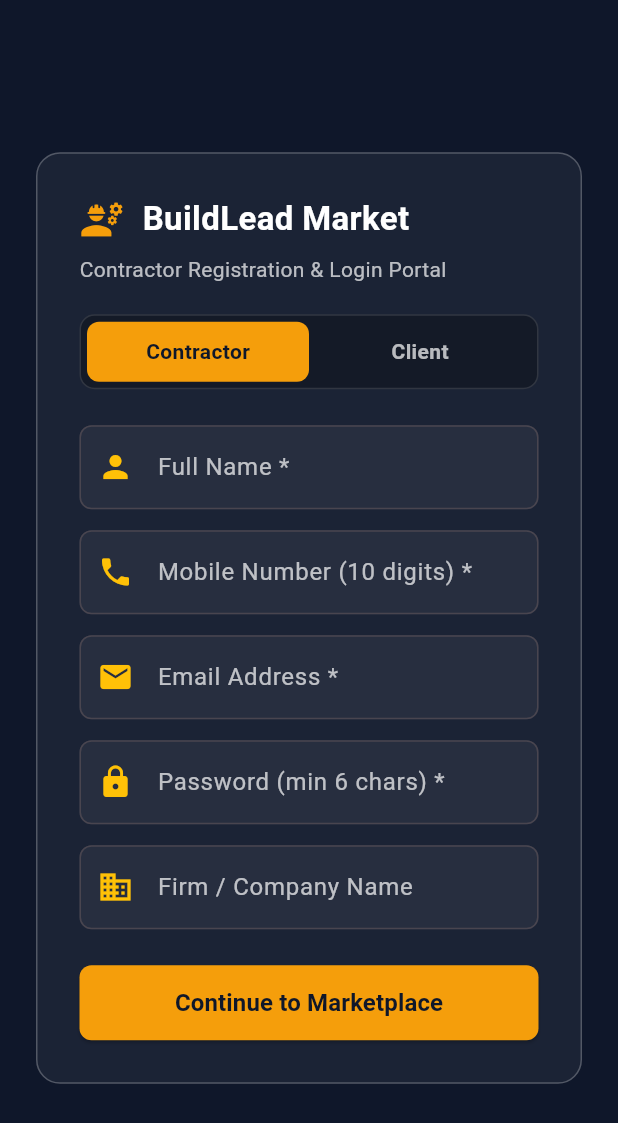
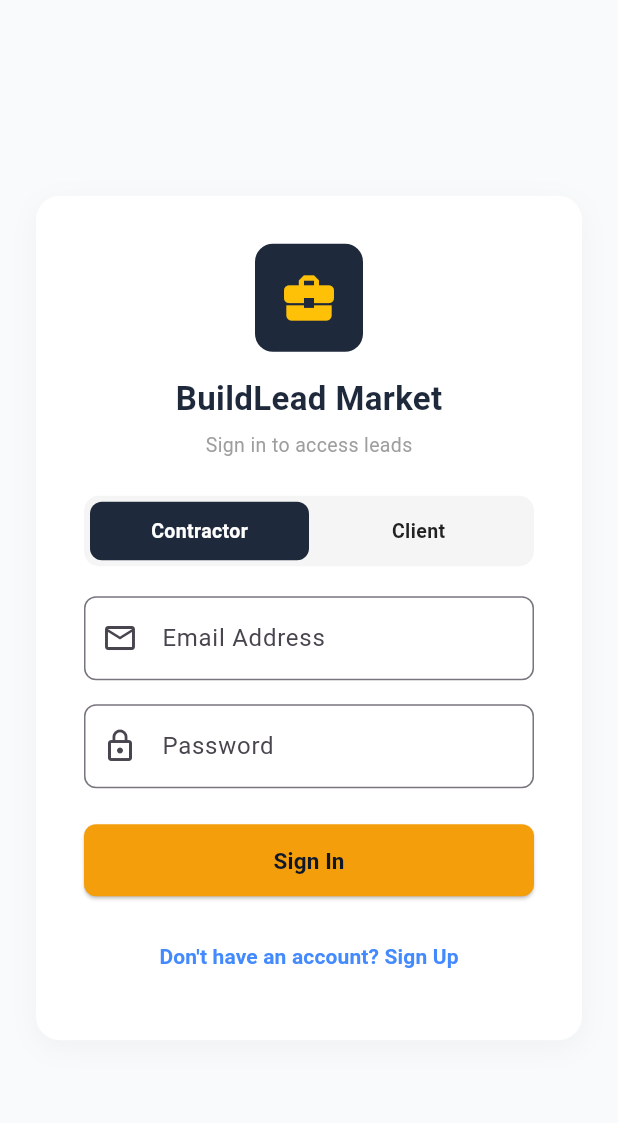
Before and after one commit to pritam543/build-lead-market, a Flutter app: the screen it shows after launch, on a phone screen of 412 x 824 dp. Shown: the top 1123 px of the screen. Run offline on Flutter 3.47's test engine with Material 3 defaults, Android fonts, the light colour scheme and no system bars; our stand-ins replace cloud_firestore, firebase_auth, firebase_core; accounts and stored records are empty.

Commit message:
Force full rewrite of login screen with role toggle

```diff
--- a/lib/screens/login_screen.dart
+++ b/lib/screens/login_screen.dart
@@ -1,123 +1,166 @@
 import 'package:flutter/material.dart';
-import 'package:flutter/services.dart';
 import 'package:firebase_auth/firebase_auth.dart';
 import 'package:cloud_firestore/cloud_firestore.dart';
-import '../models/lead_model.dart';
 
 class LoginScreen extends StatefulWidget {
   const LoginScreen({Key? key}) : super(key: key);
 
   @override
-  State<LoginScreen> createState() => _LoginScreenState();
+  State<LoginScreen> createState() => _$LoginScreenState();
 }
 
-class _LoginScreenState extends State<LoginScreen> {
-  final TextEditingController _nameController = TextEditingController();
-  final TextEditingController _phoneController = TextEditingController();
-  final TextEditingController _emailController = TextEditingController();
-  final TextEditingController _passwordController = TextEditingController();
-  final TextEditingController _firmController = TextEditingController();
-  final TextEditingController _adminPassController = TextEditingController();
+class _$LoginScreenState extends State<LoginScreen> {
+  final _emailController = TextEditingController();
+  final _passwordController = TextEditingController();
+  final _nameController = TextEditingController();
 
+  bool _isLoginMode = true;
   bool _isClientRole = false; // false = Contractor, true = Client
   bool _isLoading = false;
+
+  // Secret admin code trigger handler
   int _logoTapCount = 0;
-
-  // Secret Admin Dialog trigger on triple tap of logo
   void _handleLogoTap() {
     _logoTapCount++;
-    if (_logoTapCount >= 3) {
+    if (_logoTapCount >= 5) {
       _logoTapCount = 0;
-      _showAdminLoginDialog();
+      _showAdminPasswordDialog();
     }
   }
 
-  void _showAdminLoginDialog() {
+  void _showAdminPasswordDialog() {
+    final passController = TextEditingController();
     showDialog(
       context: context,
       builder: (context) => AlertDialog(
-        backgroundColor: const Color(0xFF1E293B),
-        title: const Text('Admin Confidential Access', style: TextStyle(color: Colors.white, fontSize: 16)),
+        title: const Text('Admin Records Access'),
         content: TextField(
-          controller: _adminPassController,
+          controller: passController,
           obscureText: true,
-          style: const TextStyle(color: Colors.white),
-          decoration: InputDecoration(
-            labelText: 'Enter Admin Passcode',
-            labelStyle: const TextStyle(color: Colors.white70),
-            border: OutlineInputBorder(borderRadius: BorderRadius.circular(8)),
-          ),
+          decoration: const InputDecoration(hintText: 'Enter Admin Password'),
         ),
         actions: [
-          TextButton(
-            onPressed: () => Navigator.pop(context),
-            child: const Text('Cancel', style: TextStyle(color: Colors.grey)),
-          ),
+          TextButton(onPressed: () => Navigator.pop(context), child: const Text('Cancel')),
           ElevatedButton(
-            style: ElevatedButton.styleFrom(backgroundColor: const Color(0xFFF59E0B)),
             onPressed: () {
-              if (_adminPassController.text.trim() == 'admin123') {
-                _adminPassController.clear();
+              if (passController.text == 'admin123') {
                 Navigator.pop(context);
                 Navigator.pushNamed(context, '/admin_records');
               } else {
+                Navigator.pop(context);
                 ScaffoldMessenger.of(context).showSnackBar(
-                  const SnackBar(content: Text('Incorrect Admin Passcode!')),
+                  const SnackBar(content: Text('Incorrect Admin Password!')),
                 );
               }
             },
-            child: const Text('Access Admin', style: TextStyle(color: Color(0xFF0F172A), fontWeight: FontWeight.bold)),
+            child: const Text('Login'),
           ),
         ],
       ),
     );
   }
 
+  Future<void> _submitAuth() async {
+    final email = _emailController.text.trim();
+    final password = _passwordController.text.trim();
+    final name = _nameController.text.trim();
+
+    if (email.isEmpty || password.isEmpty || (!_isLoginMode && name.isEmpty)) {
+      ScaffoldMessenger.of(context).showSnackBar(
+        const SnackBar(content: Text('Please fill all required fields!')),
+      );
+      return;
+    }
+
+    setState(() => _isLoading = true);
+
+    try {
+      if (_isLoginMode) {
+        // Sign In
+        await FirebaseAuth.instance.signInWithEmailAndPassword(email: email, password: password);
+      } else {
+        // Sign Up
+        UserCredential userCred = await FirebaseAuth.instance.createUserWithEmailAndPassword(
+          email: email,
+          password: password,
+        );
+
+        // Save user data to respective Firestore collection based on role
+        String collectionName = _isClientRole ? 'clients' : 'contractors';
+        await FirebaseFirestore.instance.collection(collectionName).doc(userCred.user!.uid).set({
+          'uid': userCred.user!.uid,
+          'name': name,
+          'email': email,
+          'role': _isClientRole ? 'Client' : 'Contractor',
+          'createdAt': Timestamp.now(),
+        });
+      }
+
+      if (!mounted) return;
+      Navigator.pushReplacementNamed(context, '/home');
+    } catch (e) {
+      ScaffoldMessenger.of(context).showSnackBar(
+        SnackBar(content: Text('Error: ${e.toString()}'), backgroundColor: Colors.red),
+      );
+    } finally {
+      if (mounted) setState(() => _isLoading = false);
+    }
+  }
+
   @override
   Widget build(BuildContext context) {
     return Scaffold(
-      backgroundColor: const Color(0xFF0F172A),
+      backgroundColor: const Color(0xFFF8FAFC),
       body: Center(
         child: SingleChildScrollView(
           padding: const EdgeInsets.all(24.0),
           child: Container(
-            constraints: const BoxConstraints(maxWidth: 450),
-            padding: const EdgeInsets.all(28),
+            constraints: const BoxConstraints(maxWidth: 420),
+            padding: const EdgeInsets.all(32),
             decoration: BoxDecoration(
-              color: Colors.white.withOpacity(0.05),
+              color: Colors.white,
               borderRadius: BorderRadius.circular(16),
-              border: Border.all(color: Colors.white24),
+              boxShadow: [
+                BoxShadow(
+                  color: Colors.grey.withOpacity(0.1),
+                  blurRadius: 15,
+                  offset: const Offset(0, 5),
+                ),
+              ],
             ),
             child: Column(
-              crossAxisAlignment: CrossAxisAlignment.start,
+              mainAxisSize: MainAxisSize.min,
               children: [
+                // Logo with Secret Tap Handler for Admin
                 GestureDetector(
                   onTap: _handleLogoTap,
-                  child: Row(
-                    children: [
-                      const Icon(Icons.engineering, color: Color(0xFFF59E0B), size: 30),
-                      const SizedBox(width: 12),
-                      const Text(
-                        'BuildLead Market',
-                        style: TextStyle(fontSize: 22, fontWeight: FontWeight.bold, color: Colors.white),
-                      ),
-                    ],
+                  child: Container(
+                    padding: const EdgeInsets.all(16),
+                    decoration: BoxDecoration(
+                      color: const Color(0xFF1E293B),
+                      borderRadius: BorderRadius.circular(12),
+                    ),
+                    child: const Icon(Icons.business_center, size: 40, color: Colors.amber),
                   ),
                 ),
-                const SizedBox(height: 8),
+                const SizedBox(height: 16),
+                const Text(
+                  'BuildLead Market',
+                  style: TextStyle(fontSize: 22, fontWeight: FontWeight.bold, color: Color(0xFF1E293B)),
+                ),
+                const SizedBox(height: 6),
                 Text(
-                  _isClientRole ? 'Client Project Posting Portal' : 'Contractor Registration & Login Portal',
-                  style: const TextStyle(fontSize: 14, color: Colors.white70),
+                  _isLoginMode ? 'Sign in to access leads' : 'Create a new account',
+                  style: const TextStyle(fontSize: 13, color: Colors.grey),
                 ),
-                const SizedBox(height: 20),
+                const SizedBox(height: 24),
 
-                // Role Selector Toggle (Client vs Contractor)
+                // Role Selector Toggle (Contractor vs Client)
                 Container(
                   padding: const EdgeInsets.all(4),
                   decoration: BoxDecoration(
-                    color: Colors.black26,
+                    color: Colors.grey.shade100,
                     borderRadius: BorderRadius.circular(10),
-                    border: Border.all(color: Colors.white12),
                   ),
                   child: Row(
                     children: [
@@ -128,14 +171,15 @@ class _LoginScreenState extends State<LoginScreen> {
                             padding: const EdgeInsets.symmetric(vertical: 10),
                             alignment: Alignment.center,
                             decoration: BoxDecoration(
-                              color: !_isClientRole ? const Color(0xFFF59E0B) : Colors.transparent,
+                              color: !_isClientRole ? const Color(0xFF1E293B) : Colors.transparent,
                               borderRadius: BorderRadius.circular(8),
                             ),
                             child: Text(
                               'Contractor',
                               style: TextStyle(
-                                color: !_isClientRole ? const Color(0xFF0F172A) : Colors.white70,
+                                color: !_isClientRole ? Colors.white : Colors.black87,
                                 fontWeight: FontWeight.bold,
+                                fontSize: 13,
                               ),
                             ),
                           ),
@@ -148,14 +192,15 @@ class _LoginScreenState extends State<LoginScreen> {
                             padding: const EdgeInsets.symmetric(vertical: 10),
                             alignment: Alignment.center,
                             decoration: BoxDecoration(
-                              color: _isClientRole ? const Color(0xFFF59E0B) : Colors.transparent,
+                              color: _isClientRole ? const Color(0xFF1E293B) : Colors.transparent,
                               borderRadius: BorderRadius.circular(8),
                             ),
                             child: Text(
                               'Client',
                               style: TextStyle(
-                                color: _isClientRole ? const Color(0xFF0F172A) : Colors.white70,
+                                color: _isClientRole ? Colors.white : Colors.black87,
                                 fontWeight: FontWeight.bold,
+                                fontSize: 13,
                               ),
                             ),
                           ),
@@ -164,175 +209,75 @@ class _LoginScreenState extends State<LoginScreen> {
                     ],
                   ),
                 ),
-                const SizedBox(height: 24),
+                const SizedBox(height: 20),
+
+                // Name field (only for Sign Up)
+                if (!_isLoginMode) ...[
+                  TextField(
+                    controller: _nameController,
+                    decoration: InputDecoration(
+                      labelText: 'Full Name / Company Name',
+                      prefixIcon: const Icon(Icons.person_outline),
+                      border: OutlineInputBorder(borderRadius: BorderRadius.circular(8)),
+                    ),
+                  ),
+                  const SizedBox(height: 16),
+                ],
+
+                // Email field
                 TextField(
-                  controller: _nameController,
-                  style: const TextStyle(color: Colors.white),
+                  controller: _emailController,
+                  keyboardType: TextInputType.emailAddress,
                   decoration: InputDecoration(
-                    labelText: 'Full Name *',
-                    labelStyle: const TextStyle(color: Colors.white70),
-                    prefixIcon: const Icon(Icons.person, color: Colors.amber),
-                    filled: true,
-                    fillColor: Colors.white.withOpacity(0.05),
+                    labelText: 'Email Address',
+                    prefixIcon: const Icon(Icons.email_outlined),
                     border: OutlineInputBorder(borderRadius: BorderRadius.circular(8)),
                   ),
                 ),
-                const SizedBox(height: 14),
+                const SizedBox(height: 16),
+
+                // Password field
                 TextField(
-                  controller: _phoneController,
-                  keyboardType: TextInputType.number,
-                  inputFormatters: [
-                    FilteringTextInputFormatter.digitsOnly,
-                    LengthLimitingTextInputFormatter(10),
-                  ],
-                  style: const TextStyle(color: Colors.white),
+                  controller: _passwordController,
+                  obscureText: true,
                   decoration: InputDecoration(
-                    labelText: 'Mobile Number (10 digits) *',
-                    labelStyle: const TextStyle(color: Colors.white70),
-                    prefixIcon: const Icon(Icons.phone, color: Colors.amber),
-                    filled: true,
-                    fillColor: Colors.white.withOpacity(0.05),
+                    labelText: 'Password',
+                    prefixIcon: const Icon(Icons.lock_outline),
                     border: OutlineInputBorder(borderRadius: BorderRadius.circular(8)),
                   ),
                 ),
-                const SizedBox(height: 14),
-                TextField(
-                  controller: _emailController,
-                  style: const TextStyle(color: Colors.white),
-                  decoration: InputDecoration(
-                    labelText: 'Email Address *',
-                    labelStyle: const TextStyle(color: Colors.white70),
-                    prefixIcon: const Icon(Icons.email, color: Colors.amber),
-                    filled: true,
-                    fillColor: Colors.white.withOpacity(0.05),
-                    border: OutlineInputBorder(borderRadius: BorderRadius.circular(8)),
-                  ),
-                ),
-                const SizedBox(height: 14),
-                TextField(
-                  controller: _passwordController,
-                  obscureText: true,
-                  style: const TextStyle(color: Colors.white),
-                  decoration: InputDecoration(
-                    labelText: 'Password (min 6 chars) *',
-                    labelStyle: const TextStyle(color: Colors.white70),
-                    prefixIcon: const Icon(Icons.lock, color: Colors.amber),
-                    filled: true,
-                    fillColor: Colors.white.withOpacity(0.05),
-                    border: OutlineInputBorder(borderRadius: BorderRadius.circular(8)),
-                  ),
-                ),
-                if (!_isClientRole) ...[
-                  const SizedBox(height: 14),
-                  TextField(
-                    controller: _firmController,
-                    style: const TextStyle(color: Colors.white),
-                    decoration: InputDecoration(
-                      labelText: 'Firm / Company Name',
-                      labelStyle: const TextStyle(color: Colors.white70),
-                      prefixIcon: const Icon(Icons.business, color: Colors.amber),
-                      filled: true,
-                      fillColor: Colors.white.withOpacity(0.05),
-                      border: OutlineInputBorder(borderRadius: BorderRadius.circular(8)),
-                    ),
-                  ),
-                ],
                 const SizedBox(height: 24),
+
+                // Submit Button
                 SizedBox(
                   width: double.infinity,
-                  height: 50,
+                  height: 48,
                   child: ElevatedButton(
                     style: ElevatedButton.styleFrom(
                       backgroundColor: const Color(0xFFF59E0B),
                       shape: RoundedRectangleBorder(borderRadius: BorderRadius.circular(8)),
                     ),
-                    onPressed: _isLoading
-                        ? null
-                        : () async {
-                            if (_nameController.text.trim().isEmpty ||
-                                _phoneController.text.trim().length != 10 ||
-                                _emailController.text.trim().isEmpty ||
-                                _passwordController.text.trim().length < 6) {
-                              ScaffoldMessenger.of(context).showSnackBar(
-                                const SnackBar(
-                                  content: Text('Please enter valid Name, 10-digit Phone, Email, and 6+ char Password!'),
-                                ),
-                              );
-                              return;
-                            }
+                    onPressed: _isLoading ? null : _submitAuth,
+                    child: _isLoading
+                        ? const SizedBox(
+                            width: 20,
+                            height: 20,
+                            child: CircularProgressIndicator(color: Colors.white, strokeWidth: 2),
+                          )
+                        : Text(
+                            _isLoginMode ? 'Sign In' : 'Register as ${_isClientRole ? "Client" : "Contractor"}',
+                            style: const TextStyle(fontSize: 15, fontWeight: FontWeight.bold, color: Color(0xFF0F172A)),
+                          ),
+                  ),
+                ),
+                const SizedBox(height: 16),
 
-                            setState(() {
-                              _isLoading = true;
-                            });
-
-                            try {
-                              UserCredential userCredential;
-                              try {
-                                userCredential = await FirebaseAuth.instance.createUserWithEmailAndPassword(
-                                  email: _emailController.text.trim(),
-                                  password: _passwordController.text.trim(),
-                                );
-                              } catch (e) {
-                                userCredential = await FirebaseAuth.instance.signInWithEmailAndPassword(
-                                  email: _emailController.text.trim(),
-                                  password: _passwordController.text.trim(),
-                                );
-                              }
-
-                              String uid = userCredential.user!.uid;
-
-                              if (_isClientRole) {
-                                // Save client profile if needed
-                                await FirebaseFirestore.instance.collection('clients').doc(uid).set({
-                                  'name': _nameController.text.trim(),
-                                  'phone': _phoneController.text.trim(),
-                                  'email': _emailController.text.trim(),
-                                  'updatedAt': FieldValue.serverTimestamp(),
-                                }, SetOptions(merge: true));
-
-                                if (mounted) {
-                                  // Clients go straight to Post Lead or Home
-                                  Navigator.pushReplacementNamed(context, '/home');
-                                }
-                              } else {
-                                // Save contractor profile
-                                await FirebaseFirestore.instance.collection('contractors').doc(uid).set({
-                                  'name': _nameController.text.trim(),
-                                  'phone': _phoneController.text.trim(),
-                                  'email': _emailController.text.trim(),
-                                  'firmName': _firmController.text.trim().isEmpty ? 'Independent' : _firmController.text.trim(),
-                                  'updatedAt': FieldValue.serverTimestamp(),
-                                }, SetOptions(merge: true));
-
-                                ContractorModel.name = _nameController.text.trim();
-                                ContractorModel.phone = _phoneController.text.trim();
-                                ContractorModel.email = _emailController.text.trim();
-                                ContractorModel.firmName = _firmController.text.trim().isEmpty ? 'Independent' : _firmController.text.trim();
-
-                                if (mounted) {
-                                  Navigator.pushReplacementNamed(context, '/home');
-                                }
-                              }
-                            } catch (e) {
-                              if (mounted) {
-                                ScaffoldMessenger.of(context).showSnackBar(
-                                  SnackBar(content: Text('Auth Error: ${e.toString()}ger')),
-                                );
-                              }
-                            } finally {
-                              if (mounted) {
-                                setState(() {
-                                  _isLoading = false;
-                                });
-                              }
-                            }
-                          },
-                    child: _isLoading
-                        ? const CircularProgressIndicator(color: Color(0xFF0F172A))
-                        : Text(
-                            _isClientRole ? 'Continue as Client' : 'Continue to Marketplace',
-                            style: const TextStyle(fontSize: 16, fontWeight: FontWeight.bold, color: Color(0xFF0F172A)),
-                          ),
+                // Switch between Login and Register
+                TextButton(
+                  onPressed: () => setState(() => _isLoginMode = !_isLoginMode),
+                  child: Text(
+                    _isLoginMode ? "Don't have an account? Sign Up" : "Already have an account? Sign In",
+                    style: const TextStyle(color: Colors.blueAccent, fontWeight: FontWeight.w600),
                   ),
                 ),
               ],
```
